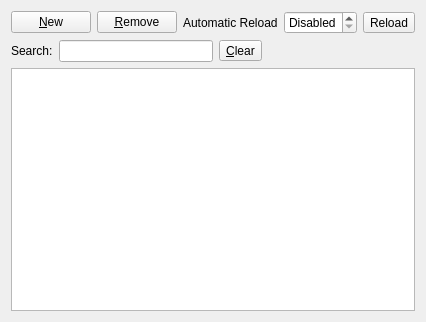
The window that client/src/pages/page.ui (KDAB/FatCRM) describes before a commit, drawn with Qt 5.
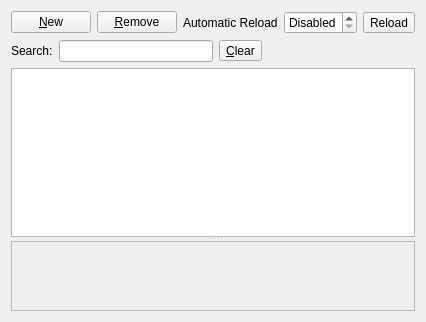
The same window after the commit. Custom widgets are drawn as their Qt base class.

Commit message: Embed details widget in scrollareas inside a splitter below the model/treeview. Make it always display the current item.

```diff
--- a/client/src/pages/page.ui
+++ b/client/src/pages/page.ui
@@ -110,6 +110,10 @@
     </layout>
    </item>
    <item>
+    <widget class="QSplitter" name="splitter">
+     <property name="orientation">
+      <enum>Qt::Vertical</enum>
+     </property>
     <widget class="Akonadi::EntityTreeView" name="treeView">
      <property name="sizePolicy">
       <sizepolicy hsizetype="Expanding" vsizetype="Expanding">
@@ -126,6 +130,22 @@
      <property name="editTriggers">
       <set>QAbstractItemView::NoEditTriggers</set>
      </property>
+     </widget>
+     <widget class="QScrollArea" name="detailsScrollArea">
+      <property name="widgetResizable">
+       <bool>true</bool>
+      </property>
+      <widget class="QWidget" name="scrollAreaWidgetContents">
+       <property name="geometry">
+        <rect>
+         <x>0</x>
+         <y>0</y>
+         <width>402</width>
+         <height>68</height>
+        </rect>
+       </property>
+      </widget>
+     </widget>
     </widget>
    </item>
   </layout>
```
Lines whose indentation alone changed are shown as unchanged. The commit also changes 8 other files.
